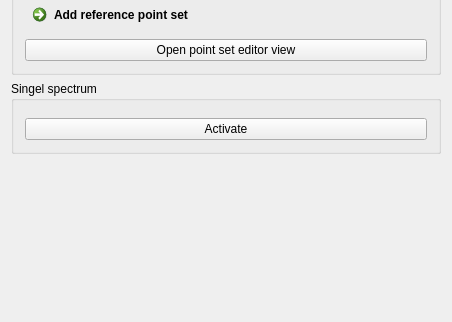
Qt form Plugins/org.mitk.gui.qt.m2.Data/src/internal/m2DataTools.ui (m2aia/m2aia) before a commit; both pictures show x 0 to 452 and y 492 to 814 of the 452 by 814 pixel window.
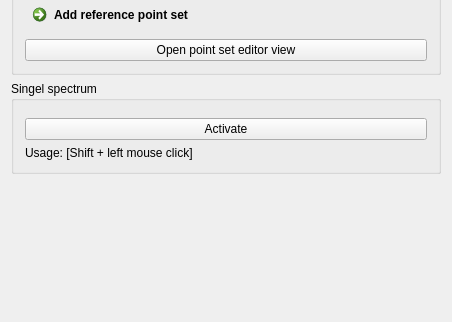
The same form after that commit. Custom widgets are drawn as their Qt base class.

Commit message: fix single spectrum picking

What changed in the file:
```diff
--- a/Plugins/org.mitk.gui.qt.m2.Data/src/internal/m2DataTools.ui
+++ b/Plugins/org.mitk.gui.qt.m2.Data/src/internal/m2DataTools.ui
@@ -422,6 +422,13 @@
         </property>
        </widget>
       </item>
+      <item>
+       <widget class="QLabel" name="label">
+        <property name="text">
+         <string>Usage: [Shift + left mouse click]</string>
+        </property>
+       </widget>
+      </item>
      </layout>
     </widget>
    </item>
```
The commit also changes 1 other file.
